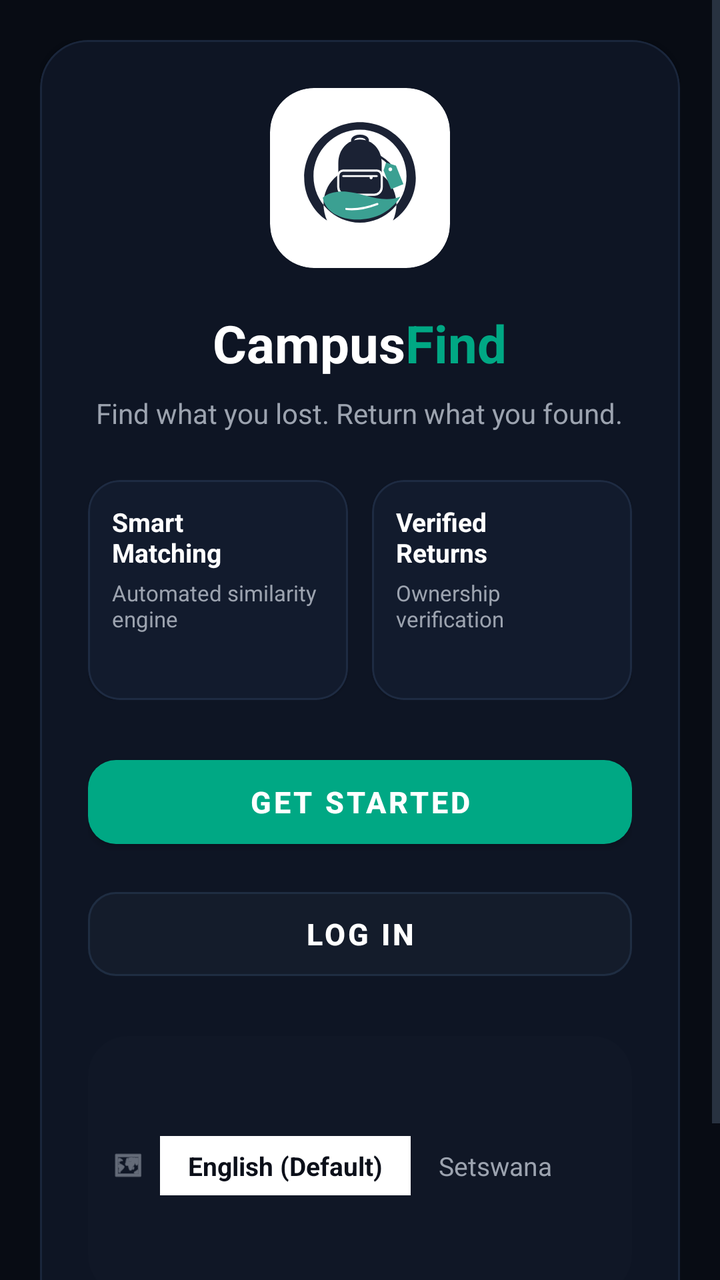
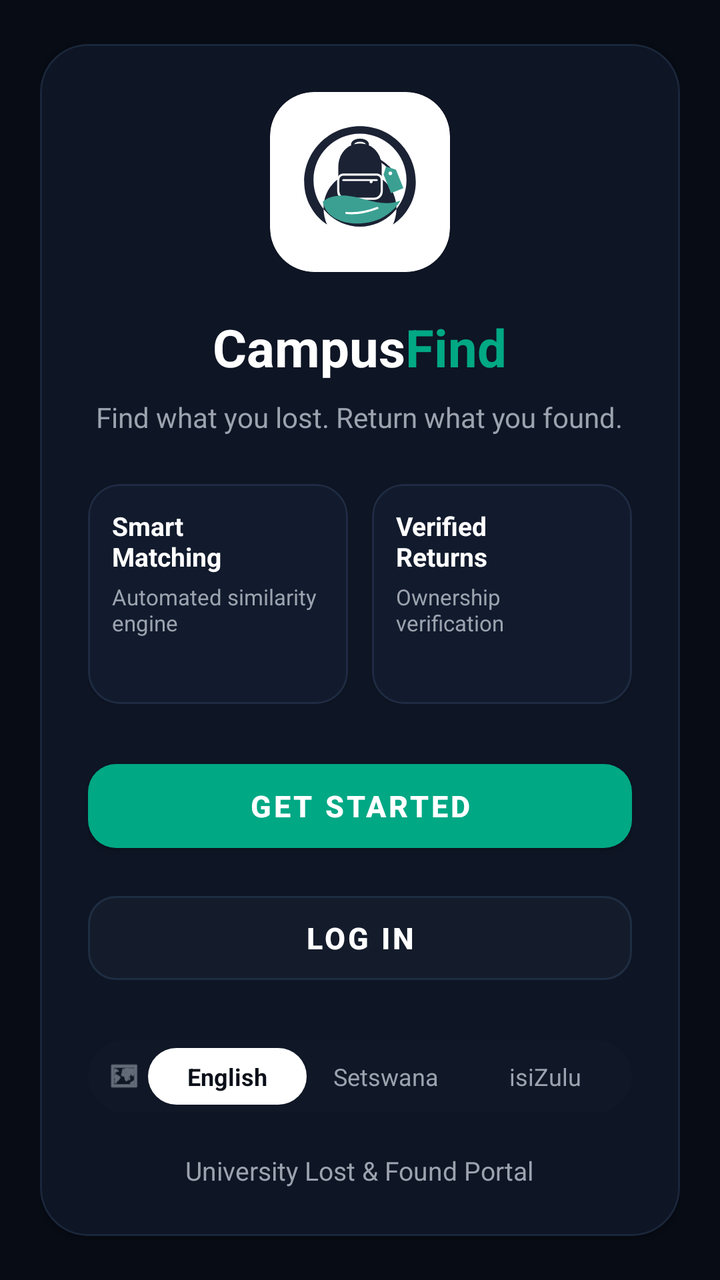

Screens rendered from an Android XML layout before and after an edit, with the pre-edit source and the edit as a unified diff.
<!-- AndroidManifest.xml: application theme Theme.CampusFindApp -->
<!-- res/layout/fragment_opening.xml -->
<?xml version="1.0" encoding="utf-8"?>
<layout xmlns:android="http://schemas.android.com/apk/res/android"
    xmlns:app="http://schemas.android.com/apk/res-auto">

    <ScrollView
        android:layout_width="match_parent"
        android:layout_height="match_parent"
        android:background="#080C14"
        android:fillViewport="true">

        <androidx.constraintlayout.widget.ConstraintLayout
            android:layout_width="match_parent"
            android:layout_height="wrap_content"
            android:padding="20dp">

            
            <com.google.android.material.card.MaterialCardView
                android:id="@+id/card_opening_main"
                android:layout_width="match_parent"
                android:layout_height="wrap_content"
                app:cardBackgroundColor="#0E1524"
                app:cardCornerRadius="24dp"
                app:layout_constraintBottom_toBottomOf="parent"
                app:layout_constraintTop_toTopOf="parent"
                app:strokeColor="#1A263B"
                app:strokeWidth="1dp">

                <LinearLayout
                    android:layout_width="match_parent"
                    android:layout_height="wrap_content"
                    android:gravity="center_horizontal"
                    android:orientation="vertical"
                    android:padding="24dp">

                    
                    <com.google.android.material.card.MaterialCardView
                        android:layout_width="90dp"
                        android:layout_height="90dp"
                        app:cardBackgroundColor="#FFFFFF"
                        app:cardCornerRadius="22dp"
                        app:cardElevation="0dp">

                        <ImageView
                            android:layout_width="match_parent"
                            android:layout_height="match_parent"
                            android:contentDescription="@string/app_name"
                            android:padding="14dp"
                            android:src="@drawable/ic_campus_find_logo" />
                    </com.google.android.material.card.MaterialCardView>

                    
                    <LinearLayout
                        android:layout_width="wrap_content"
                        android:layout_height="wrap_content"
                        android:layout_marginTop="20dp"
                        android:orientation="horizontal">

                        <TextView
                            android:layout_width="wrap_content"
                            android:layout_height="wrap_content"
                            android:text="Campus"
                            android:textColor="#FFFFFF"
                            android:textSize="26sp"
                            android:textStyle="bold" />

                        <TextView
                            android:layout_width="wrap_content"
                            android:layout_height="wrap_content"
                            android:text="Find"
                            android:textColor="#00A884"
                            android:textSize="26sp"
                            android:textStyle="bold" />
                    </LinearLayout>

                    
                    <TextView
                        android:id="@+id/tv_opening_subtitle"
                        android:layout_width="wrap_content"
                        android:layout_height="wrap_content"
                        android:layout_marginTop="8dp"
                        android:gravity="center"
                        android:text="@string/tagline"
                        android:textColor="#9CA3AF"
                        android:textSize="14sp" />

                    
                    <LinearLayout
                        android:layout_width="match_parent"
                        android:layout_height="wrap_content"
                        android:layout_marginTop="24dp"
                        android:orientation="horizontal">

                        
                        <com.google.android.material.card.MaterialCardView
                            android:layout_width="0dp"
                            android:layout_height="110dp"
                            android:layout_marginEnd="6dp"
                            android:layout_weight="1"
                            app:cardBackgroundColor="#121B2D"
                            app:cardCornerRadius="16dp"
                            app:strokeColor="#1E2B42"
                            app:strokeWidth="1dp">

                            <LinearLayout
                                android:layout_width="match_parent"
                                android:layout_height="match_parent"
                                android:orientation="vertical"
                                android:padding="12dp">

                                <TextView
                                    android:id="@+id/tv_feat_1_title"
                                    android:layout_width="wrap_content"
                                    android:layout_height="wrap_content"
                                    android:text="Smart\nMatching"
                                    android:textColor="#FFFFFF"
                                    android:textSize="13sp"
                                    android:textStyle="bold" />

                                <TextView
                                    android:id="@+id/tv_feat_1_desc"
                                    android:layout_width="wrap_content"
                                    android:layout_height="wrap_content"
                                    android:layout_marginTop="4dp"
                                    android:text="Automated similarity engine"
                                    android:textColor="#9CA3AF"
                                    android:textSize="11sp" />
                            </LinearLayout>
                        </com.google.android.material.card.MaterialCardView>

                        
                        <com.google.android.material.card.MaterialCardView
                            android:layout_width="0dp"
                            android:layout_height="110dp"
                            android:layout_marginStart="6dp"
                            android:layout_weight="1"
                            app:cardBackgroundColor="#121B2D"
                            app:cardCornerRadius="16dp"
                            app:strokeColor="#1E2B42"
                            app:strokeWidth="1dp">

                            <LinearLayout
                                android:layout_width="match_parent"
                                android:layout_height="match_parent"
                                android:orientation="vertical"
                                android:padding="12dp">

                                <TextView
                                    android:id="@+id/tv_feat_2_title"
                                    android:layout_width="wrap_content"
                                    android:layout_height="wrap_content"
                                    android:text="Verified\nReturns"
                                    android:textColor="#FFFFFF"
                                    android:textSize="13sp"
                                    android:textStyle="bold" />

                                <TextView
                                    android:id="@+id/tv_feat_2_desc"
                                    android:layout_width="wrap_content"
                                    android:layout_height="wrap_content"
                                    android:layout_marginTop="4dp"
                                    android:text="Ownership verification"
                                    android:textColor="#9CA3AF"
                                    android:textSize="11sp" />
                            </LinearLayout>
                        </com.google.android.material.card.MaterialCardView>

                    </LinearLayout>

                    
                    <com.google.android.material.button.MaterialButton
                        android:id="@+id/btn_get_started"
                        android:layout_width="match_parent"
                        android:layout_height="54dp"
                        android:layout_marginTop="24dp"
                        android:text="@string/get_started"
                        android:textColor="#FFFFFF"
                        android:textSize="15sp"
                        android:textStyle="bold"
                        app:backgroundTint="#00A884"
                        app:cornerRadius="14dp" />

                    <com.google.android.material.button.MaterialButton
                        android:id="@+id/btn_login"
                        style="@style/Widget.MaterialComponents.Button.OutlinedButton"
                        android:layout_width="match_parent"
                        android:layout_height="54dp"
                        android:layout_marginTop="12dp"
                        android:text="@string/log_in"
                        android:textColor="#FFFFFF"
                        android:textSize="15sp"
                        android:textStyle="bold"
                        app:backgroundTint="#141C2B"
                        app:cornerRadius="14dp"
                        app:strokeColor="#1F2D42" />

                    
                    <LinearLayout
                        android:layout_width="wrap_content"
                        android:layout_height="wrap_content"
                        android:layout_marginTop="24dp"
                        android:background="@drawable/bg_rounded_pill"
                        android:gravity="center_vertical"
                        android:orientation="horizontal"
                        android:padding="4dp">

                        <ImageView
                            android:layout_width="16dp"
                            android:layout_height="16dp"
                            android:layout_marginHorizontal="8dp"
                            android:contentDescription="@string/section_language"
                            android:src="@android:drawable/ic_menu_mapmode"
                            app:tint="#9CA3AF" />

                        <TextView
                            android:id="@+id/btn_lang_en"
                            android:layout_width="wrap_content"
                            android:layout_height="wrap_content"
                            android:background="#FFFFFF"
                            android:paddingHorizontal="14dp"
                            android:paddingVertical="6dp"
                            android:text="@string/lang_english"
                            android:textColor="#0B0F19"
                            android:textSize="13sp"
                            android:textStyle="bold" />

                        <TextView
                            android:id="@+id/btn_lang_tn"
                            android:layout_width="wrap_content"
                            android:layout_height="wrap_content"
                            android:paddingHorizontal="14dp"
                            android:paddingVertical="6dp"
                            android:text="@string/lang_setswana"
                            android:textColor="#9CA3AF"
                            android:textSize="13sp" />

                        <TextView
                            android:layout_width="wrap_content"
                            android:layout_height="wrap_content"
                            android:id="@+id/btn_lang_zu"
                            android:paddingHorizontal="14dp"
                            android:paddingVertical="6dp"
                            android:text="@string/lang_isizulu"
                            android:textColor="#9CA3AF"
                            android:textSize="13sp" />

                    </LinearLayout>

                    
                    <TextView
                        android:id="@+id/tv_opening_footer"
                        android:layout_width="wrap_content"
                        android:layout_height="wrap_content"
                        android:layout_marginTop="20dp"
                        android:text="University Lost &amp; Found Portal"
                        android:textColor="#9CA3AF"
                        android:textSize="13sp" />

                </LinearLayout>
            </com.google.android.material.card.MaterialCardView>

        </androidx.constraintlayout.widget.ConstraintLayout>
    </ScrollView>
</layout>
<!-- resources referenced by this layout -->
<resources>
  <!-- drawable bg_rounded_pill (drawable) -->
  <?xml version="1.0" encoding="utf-8"?>
  <shape xmlns:android="http://schemas.android.com/apk/res/android"
      android:shape="rectangle">
      <corners android:radius="20dp" />
      <solid android:color="#101726" />
  </shape>
  <!-- drawable ic_campus_find_logo: vector/xml drawable (drawable, 2541 chars, omitted) -->
  <string name="app_name">CampusFindApp</string>
  <string name="get_started">Get Started</string>
  <string name="lang_english">English (Default)</string>
  <string name="lang_isizulu">isiZulu</string>
  <string name="lang_setswana">Setswana</string>
  <string name="log_in">Log In</string>
  <string name="section_language">LANGUAGE</string>
  <string name="tagline">Find what you lost. Return what you found.</string>
  <style name="Theme.CampusFindApp" parent="Base.Theme.CampusFindApp" />
  <style name="Base.Theme.CampusFindApp" parent="Theme.MaterialComponents.DayNight.NoActionBar">
          <item name="colorPrimary">@color/teal_accent</item>
          <item name="colorPrimaryVariant">@color/teal_primary</item>
          <item name="colorOnPrimary">@color/deep_navy</item>
  
          <item name="colorSecondary">@color/accent_purple</item>
          <item name="colorSecondaryVariant">@color/accent_purple</item>
          <item name="colorOnSecondary">@color/white</item>
  
          <item name="colorSurface">@color/color_surface</item>
          <item name="colorOnSurface">@color/text_primary</item>
  
          <item name="android:colorBackground">@color/color_background</item>
          <item name="colorOnBackground">@color/text_primary</item>
  
          <item name="android:statusBarColor">@color/color_background</item>
          <item name="android:windowBackground">@color/color_background</item>
  
          <item name="android:textColor">@color/text_primary</item>
          <item name="android:textColorPrimary">@color/text_primary</item>
          <item name="android:textColorSecondary">@color/text_secondary</item>
          <item name="android:textColorHint">@color/text_hint</item>
      </style>
  <color name="teal_accent">#00A884</color>
  <color name="teal_primary">#2D7D71</color>
  <color name="deep_navy">#E2E8F0</color>
  <color name="accent_purple">#4F46E5</color>
  <color name="white">#FFFFFFFF</color>
  <color name="color_surface">#FFFFFF</color>
  <color name="text_primary">#0F172A</color>
  <color name="color_background">#F1F5F9</color>
  <color name="text_secondary">#475569</color>
  <color name="text_hint">#94A3B8</color>
</resources>

<!-- the commit's change to res/layout/fragment_opening.xml (unified diff, before → after) -->
@@ -195,7 +195,7 @@
 
                     
                     <LinearLayout
-                        android:layout_width="wrap_content"
+                        android:layout_width="match_parent"
                         android:layout_height="wrap_content"
                         android:layout_marginTop="24dp"
                         android:background="@drawable/bg_rounded_pill"
@@ -206,42 +206,53 @@
                         <ImageView
                             android:layout_width="16dp"
                             android:layout_height="16dp"
-                            android:layout_marginHorizontal="8dp"
+                            android:layout_marginStart="6dp"
+                            android:layout_marginEnd="4dp"
                             android:contentDescription="@string/section_language"
                             android:src="@android:drawable/ic_menu_mapmode"
                             app:tint="#9CA3AF" />
 
                         <TextView
                             android:id="@+id/btn_lang_en"
-                            android:layout_width="wrap_content"
-                            android:layout_height="wrap_content"
-                            android:background="#FFFFFF"
-                            android:paddingHorizontal="14dp"
+                            android:layout_width="0dp"
+                            android:layout_height="wrap_content"
+                            android:layout_weight="1"
+                            android:background="@drawable/bg_rounded_pill"
+                            android:backgroundTint="#FFFFFF"
+                            android:gravity="center"
+                            android:maxLines="1"
+                            android:paddingHorizontal="4dp"
                             android:paddingVertical="6dp"
                             android:text="@string/lang_english"
                             android:textColor="#0B0F19"
-                            android:textSize="13sp"
+                            android:textSize="12sp"
                             android:textStyle="bold" />
 
                         <TextView
                             android:id="@+id/btn_lang_tn"
-                            android:layout_width="wrap_content"
-                            android:layout_height="wrap_content"
-                            android:paddingHorizontal="14dp"
+                            android:layout_width="0dp"
+                            android:layout_height="wrap_content"
+                            android:layout_weight="1"
+                            android:gravity="center"
+                            android:maxLines="1"
+                            android:paddingHorizontal="4dp"
                             android:paddingVertical="6dp"
                             android:text="@string/lang_setswana"
                             android:textColor="#9CA3AF"
-                            android:textSize="13sp" />
-
-                        <TextView
-                            android:layout_width="wrap_content"
-                            android:layout_height="wrap_content"
+                            android:textSize="12sp" />
+
+                        <TextView
                             android:id="@+id/btn_lang_zu"
-                            android:paddingHorizontal="14dp"
+                            android:layout_width="0dp"
+                            android:layout_height="wrap_content"
+                            android:layout_weight="1"
+                            android:gravity="center"
+                            android:maxLines="1"
+                            android:paddingHorizontal="4dp"
                             android:paddingVertical="6dp"
                             android:text="@string/lang_isizulu"
                             android:textColor="#9CA3AF"
-                            android:textSize="13sp" />
+                            android:textSize="12sp" />
 
                     </LinearLayout>
 
